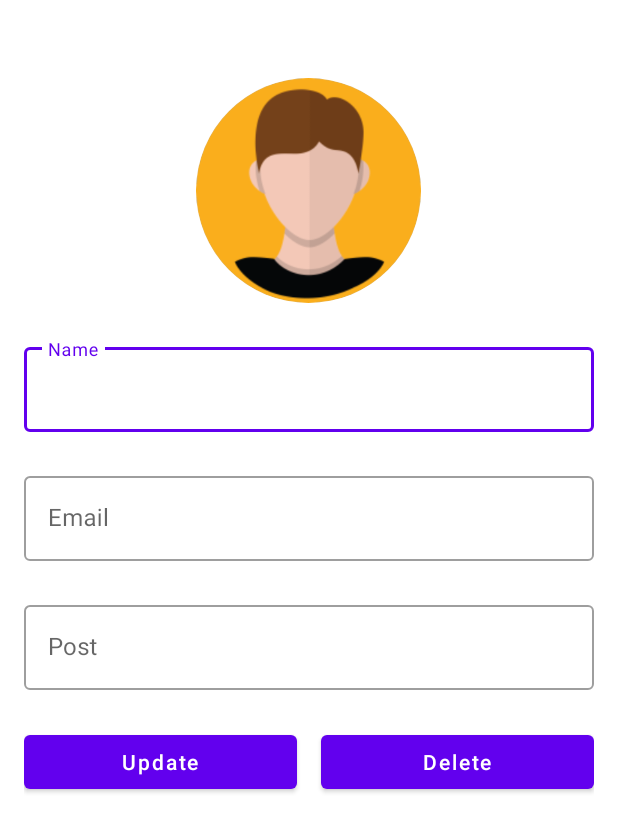
After one commit to itsaaloksah/AdminAppDashboard, an Android app: the layout activity_update_teacher.xml on its own in the app's theme, with its tools: preview values and no code run, on a phone screen of 412 x 824 dp. The commit adds this screen. Shown: the top 832 px of the screen. Run offline under Robolectric (Android 15) with nearby library versions, the phone set to English and light mode, and no system bars.

Commit message:
added code for update teachers

```diff
--- /dev/null
+++ b/app/src/main/res/layout/activity_update_teacher.xml
@@ -0,0 +1,88 @@
+<?xml version="1.0" encoding="utf-8"?>
+<LinearLayout xmlns:android="http://schemas.android.com/apk/res/android"
+    xmlns:app="http://schemas.android.com/apk/res-auto"
+    xmlns:tools="http://schemas.android.com/tools"
+    android:layout_width="match_parent"
+    android:layout_height="match_parent"
+    android:orientation="vertical"
+    android:padding="16dp"
+    tools:context=".UpdateTeacherActivity">
+
+    <de.hdodenhof.circleimageview.CircleImageView
+        android:layout_width="150dp"
+        android:layout_height="150dp"
+        android:id="@+id/updateTeacherImage"
+        android:layout_gravity="center_horizontal"
+        android:src="@drawable/avatarprofile"
+        android:layout_marginTop="36dp"/>
+
+    <com.google.android.material.textfield.TextInputLayout
+        android:layout_width="match_parent"
+        android:layout_height="wrap_content"
+        android:layout_marginTop="24dp"
+        style="@style/Widget.MaterialComponents.TextInputLayout.OutlinedBox">
+
+        <com.google.android.material.textfield.TextInputEditText
+            android:layout_width="match_parent"
+            android:layout_height="wrap_content"
+            android:hint="Name"
+            android:inputType="text"
+            android:id="@+id/updateTeacherName"/>
+    </com.google.android.material.textfield.TextInputLayout>
+    <com.google.android.material.textfield.TextInputLayout
+        android:layout_width="match_parent"
+        android:layout_height="wrap_content"
+        android:layout_marginTop="24dp"
+        style="@style/Widget.MaterialComponents.TextInputLayout.OutlinedBox">
+
+        <com.google.android.material.textfield.TextInputEditText
+            android:layout_width="match_parent"
+            android:layout_height="wrap_content"
+            android:hint="Email"
+            android:inputType="textEmailAddress"
+            android:id="@+id/updateTeacherEmail"/>
+    </com.google.android.material.textfield.TextInputLayout>
+
+    <com.google.android.material.textfield.TextInputLayout
+        android:layout_width="match_parent"
+        android:layout_height="wrap_content"
+        android:layout_marginTop="24dp"
+        style="@style/Widget.MaterialComponents.TextInputLayout.OutlinedBox">
+
+        <com.google.android.material.textfield.TextInputEditText
+            android:layout_width="match_parent"
+            android:layout_height="wrap_content"
+            android:hint="Post"
+            android:inputType="text"
+            android:id="@+id/updateTeacherPost"/>
+    </com.google.android.material.textfield.TextInputLayout>
+
+    <LinearLayout
+        android:layout_width="match_parent"
+        android:layout_height="wrap_content"
+        android:orientation="horizontal"
+        android:layout_marginTop="24dp"
+        android:weightSum="2">
+
+        <com.google.android.material.button.MaterialButton
+            android:layout_width="0dp"
+            android:layout_height="wrap_content"
+            android:layout_weight="1"
+            android:text="Update"
+            android:textAllCaps="false"
+            android:layout_marginRight="8dp"
+            android:id="@+id/updateTeacherBtn"/>
+
+        <com.google.android.material.button.MaterialButton
+            android:layout_width="0dp"
+            android:layout_height="wrap_content"
+            android:layout_weight="1"
+            android:text="Delete"
+            android:textAllCaps="false"
+            android:layout_marginLeft="8dp"
+            android:id="@+id/deleteTeacherBtn"/>
+
+    </LinearLayout>
+
+
+</LinearLayout>
```
Also changed, not shown: app/src/main/java/com/app/sampleapp/TeacherAdapter.java (+12 -2 lines), app/src/main/java/com/app/sampleapp/UpdateFaculty.java (+4 -4 lines), app/src/main/java/com/app/sampleapp/UpdateTeacherActivity.java (added, +221 -0 lines).
